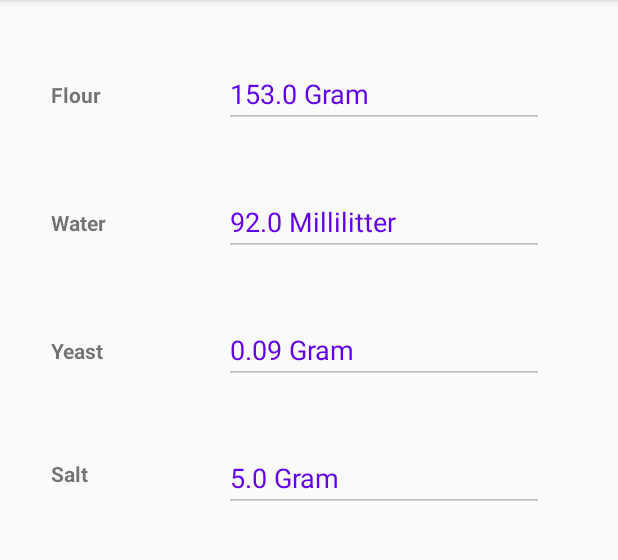
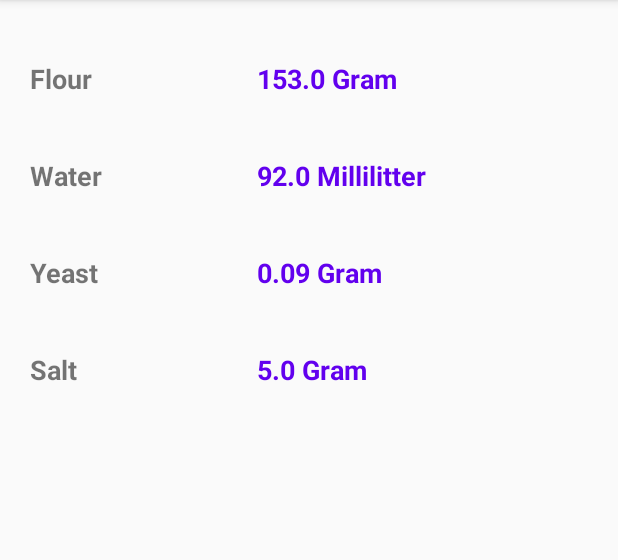
Before and after one commit to C64HexCoder/PizaCalc, an Android app: the CalculateRecepie screen opened directly, with no data from a screen before it, on a phone screen of 412 x 824 dp, the part 84-644 px from its top. Run offline under Robolectric (Android 15) with nearby library versions, the phone set to English and light mode, and no system bars.

Commit message:
Replaced all EditText with TextView in activity_calculate_recipie.xml

```diff
--- a/app/src/main/java/com/shelly/pizzacalc/CalculateRecepie.java
+++ b/app/src/main/java/com/shelly/pizzacalc/CalculateRecepie.java
@@ -16,12 +16,12 @@ public class CalculateRecepie extends AppCompatActivity {
         super.onCreate(savedInstanceState);
         setContentView(R.layout.activity_calculate_recepie);
 
-        EditText flour = findViewById(R.id.flourEd);
-        EditText watter = findViewById(R.id.watterEd);
-        EditText yeast = findViewById(R.id.yeastED);
-        EditText salt = findViewById(R.id.saltED);
-        EditText sugar = findViewById(R.id.sugarED);
-        EditText oliveOil = findViewById(R.id.oliveOilED);
+        TextView flour = findViewById(R.id.flourEd);
+        TextView watter = findViewById(R.id.watterEd);
+        TextView yeast = findViewById(R.id.yeastED);
+        TextView salt = findViewById(R.id.saltED);
+        TextView sugar = findViewById(R.id.sugarED);
+        TextView oliveOil = findViewById(R.id.oliveOilED);
         TextView sugarTV = findViewById(R.id.sugarTV);
         TextView oliveOilTV = findViewById(R.id.oliveOilTV);
         TextView yeastTV = findViewById(R.id.calc_recipt_yeastTV);
--- a/app/src/main/res/layout/activity_calculate_recepie.xml
+++ b/app/src/main/res/layout/activity_calculate_recepie.xml
@@ -6,7 +6,7 @@
     android:layout_height="match_parent"
     tools:context=".CalculateRecepie">
 
-    <EditText
+    <TextView
         android:id="@+id/oliveOilED"
         android:layout_width="wrap_content"
         android:layout_height="wrap_content"
@@ -16,13 +16,13 @@
         android:enabled="false"
         android:inputType="numberSigned"
         android:textColor="@color/design_default_color_primary"
+        android:textSize="18sp"
+        android:textStyle="bold"
         android:visibility="visible"
-        app:layout_constraintEnd_toEndOf="parent"
-        app:layout_constraintHorizontal_bias="0.75"
-        app:layout_constraintStart_toStartOf="parent"
+        app:layout_constraintStart_toStartOf="@+id/sugarED"
         app:layout_constraintTop_toBottomOf="@+id/sugarED" />
 
-    <EditText
+    <TextView
         android:id="@+id/sugarED"
         android:layout_width="wrap_content"
         android:layout_height="wrap_content"
@@ -32,23 +32,29 @@
         android:enabled="false"
         android:inputType="numberSigned"
         android:textColor="@color/design_default_color_primary"
-        app:layout_constraintEnd_toEndOf="@+id/oliveOilED"
-        app:layout_constraintStart_toStartOf="@+id/oliveOilED"
+        android:textSize="18sp"
+        android:textStyle="bold"
+        app:layout_constraintStart_toStartOf="@+id/saltED"
         app:layout_constraintTop_toBottomOf="@+id/saltED" />
 
     <TextView
+        android:id="@+id/textView3"
         android:layout_width="wrap_content"
         android:layout_height="wrap_content"
+        android:layout_marginStart="20dp"
         android:text="@string/flour"
+        android:textSize="18sp"
         android:textStyle="bold"
         app:layout_constraintBottom_toBottomOf="@+id/flourEd"
-        app:layout_constraintStart_toStartOf="@+id/textView4"
-        app:layout_constraintTop_toTopOf="@+id/flourEd" />
+        app:layout_constraintStart_toStartOf="parent"
+        app:layout_constraintTop_toTopOf="@+id/flourEd"
+        app:layout_constraintVertical_bias="0.0" />
 
-    <EditText
+    <TextView
         android:id="@+id/flourEd"
         android:layout_width="wrap_content"
         android:layout_height="wrap_content"
+        android:layout_marginStart="110dp"
         android:layout_marginTop="40dp"
         android:clickable="false"
         android:editable="false"
@@ -56,9 +62,9 @@
         android:enabled="false"
         android:inputType="numberDecimal"
         android:textColor="@color/design_default_color_primary"
-        app:layout_constraintEnd_toEndOf="@+id/watterEd"
-        app:layout_constraintHorizontal_bias="0.0"
-        app:layout_constraintStart_toStartOf="@+id/watterEd"
+        android:textSize="18sp"
+        android:textStyle="bold"
+        app:layout_constraintStart_toEndOf="@+id/textView3"
         app:layout_constraintTop_toTopOf="parent" />
 
     <TextView
@@ -66,9 +72,10 @@
         android:layout_width="wrap_content"
         android:layout_height="wrap_content"
         android:text="@string/dryInstant"
+        android:textSize="18sp"
         android:textStyle="bold"
         app:layout_constraintBottom_toBottomOf="@+id/yeastED"
-        app:layout_constraintStart_toStartOf="@+id/textView6"
+        app:layout_constraintStart_toStartOf="@+id/textView4"
         app:layout_constraintTop_toTopOf="@+id/yeastED" />
 
     <TextView
@@ -76,9 +83,10 @@
         android:layout_width="wrap_content"
         android:layout_height="wrap_content"
         android:text="@string/salt"
+        android:textSize="18sp"
         android:textStyle="bold"
         app:layout_constraintBottom_toBottomOf="@+id/saltED"
-        app:layout_constraintStart_toStartOf="@+id/sugarTV"
+        app:layout_constraintStart_toStartOf="@+id/calc_recipt_yeastTV"
         app:layout_constraintTop_toTopOf="@+id/saltED"
         app:layout_constraintVertical_bias="0.384" />
 
@@ -87,12 +95,13 @@
         android:layout_width="wrap_content"
         android:layout_height="wrap_content"
         android:text="@string/water"
+        android:textSize="18sp"
         android:textStyle="bold"
         app:layout_constraintBottom_toBottomOf="@+id/watterEd"
-        app:layout_constraintStart_toStartOf="@+id/calc_recipt_yeastTV"
+        app:layout_constraintStart_toStartOf="@+id/textView3"
         app:layout_constraintTop_toTopOf="@+id/watterEd" />
 
-    <EditText
+    <TextView
         android:id="@+id/watterEd"
         android:layout_width="wrap_content"
         android:layout_height="wrap_content"
@@ -101,12 +110,12 @@
         android:enabled="false"
         android:inputType="numberDecimal"
         android:textColor="@color/design_default_color_primary"
-        app:layout_constraintEnd_toEndOf="@+id/yeastED"
-        app:layout_constraintHorizontal_bias="0.0"
-        app:layout_constraintStart_toStartOf="@+id/yeastED"
+        android:textSize="18sp"
+        android:textStyle="bold"
+        app:layout_constraintStart_toStartOf="@+id/flourEd"
         app:layout_constraintTop_toBottomOf="@+id/flourEd" />
 
-    <EditText
+    <TextView
         android:id="@+id/yeastED"
         android:layout_width="wrap_content"
         android:layout_height="wrap_content"
@@ -116,12 +125,12 @@
         android:enabled="false"
         android:inputType="numberSigned"
         android:textColor="@color/design_default_color_primary"
-        app:layout_constraintEnd_toEndOf="@+id/saltED"
-        app:layout_constraintHorizontal_bias="0.0"
-        app:layout_constraintStart_toStartOf="@+id/saltED"
+        android:textSize="18sp"
+        android:textStyle="bold"
+        app:layout_constraintStart_toStartOf="@+id/watterEd"
         app:layout_constraintTop_toBottomOf="@+id/watterEd" />
 
-    <EditText
+    <TextView
         android:id="@+id/saltED"
         android:layout_width="wrap_content"
         android:layout_height="wrap_content"
@@ -131,8 +140,9 @@
         android:enabled="false"
         android:inputType="numberSigned"
         android:textColor="@color/design_default_color_primary"
-        app:layout_constraintEnd_toEndOf="@+id/sugarED"
-        app:layout_constraintStart_toStartOf="@+id/sugarED"
+        android:textSize="18sp"
+        android:textStyle="bold"
+        app:layout_constraintStart_toStartOf="@+id/yeastED"
         app:layout_constraintTop_toBottomOf="@+id/yeastED" />
 
     <TextView
@@ -140,9 +150,10 @@
         android:layout_width="wrap_content"
         android:layout_height="wrap_content"
         android:text="@string/sugar"
+        android:textSize="18sp"
         android:textStyle="bold"
         app:layout_constraintBottom_toBottomOf="@+id/sugarED"
-        app:layout_constraintStart_toStartOf="@+id/oliveOilTV"
+        app:layout_constraintStart_toStartOf="@+id/textView6"
         app:layout_constraintTop_toTopOf="@+id/sugarED" />
 
     <TextView
@@ -150,11 +161,10 @@
         android:layout_width="wrap_content"
         android:layout_height="wrap_content"
         android:text="@string/olive_oil"
+        android:textSize="18sp"
         android:textStyle="bold"
         app:layout_constraintBottom_toBottomOf="@+id/oliveOilED"
-        app:layout_constraintEnd_toStartOf="@+id/oliveOilED"
-        app:layout_constraintHorizontal_bias="0.36"
-        app:layout_constraintStart_toStartOf="parent"
+        app:layout_constraintStart_toStartOf="@+id/sugarTV"
         app:layout_constraintTop_toTopOf="@+id/oliveOilED" />
 
 </androidx.constraintlayout.widget.ConstraintLayout>
```
